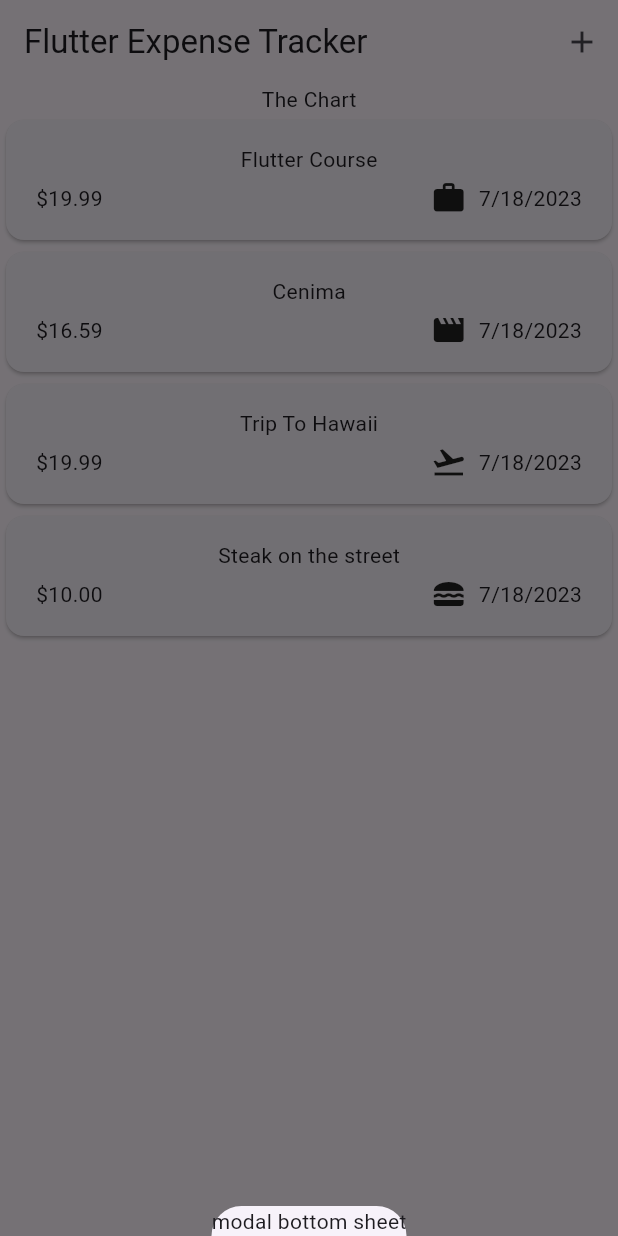
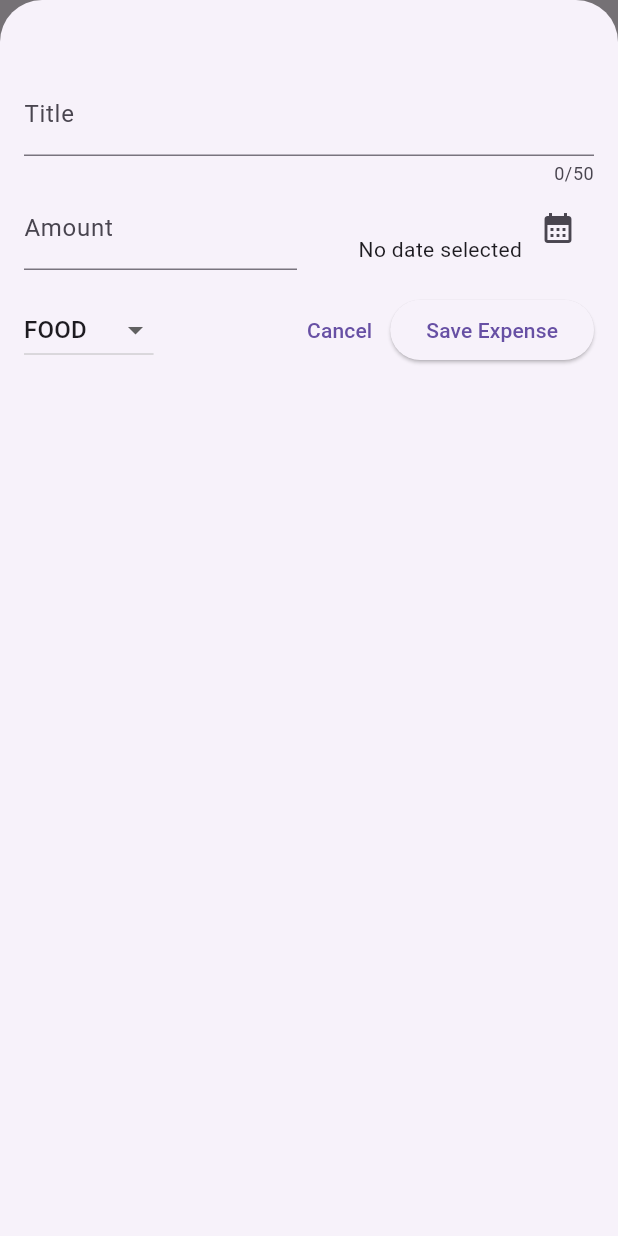
Before and after one commit to minkhantko-0/expense-tracker, a Flutter app: the screen it shows after launch, after a tap on the "add" icon, on a phone screen of 412 x 824 dp. Run offline on Flutter 3.47's test engine with Material 2 defaults, Android fonts, the phone set to English and light mode, and no system bars.

Commit message:
basic features finished with the graph and theming left

```diff
--- a/lib/widgets/expenses.dart
+++ b/lib/widgets/expenses.dart
@@ -1,4 +1,5 @@
 import 'package:expense_tracker/widgets/expenses_list/expenses_list.dart';
+import 'package:expense_tracker/widgets/new_expense.dart';
 import 'package:flutter/material.dart';
 
 import '../models/expense.dart';
@@ -42,13 +43,67 @@ class _ExpensesState extends State<Expenses> {
 
   void _openAddExpenseOverlay() {
     showModalBottomSheet(
+      isScrollControlled: true,
       context: context,
-      builder: (modalCtx) => const Text('modal bottom sheet'),
-      );
+      builder: (modalCtx) => NewExpense(
+        saveNewExpense: (Expense expense) {
+          _addExpense(expense);
+        },
+      ),
+    );
+  }
+
+  void _addExpense(Expense expense) {
+    setState(() {
+      _registeredExpenses.add(expense);
+    });
+    Navigator.pop(context);
+  }
+
+  void _removeExpense(Expense expense) {
+    final epenseIndex = _registeredExpenses.indexOf(
+      expense,
+    ); // we need to get the index before we remove it from the list
+    setState(() {
+      _registeredExpenses.remove(expense);
+    });
+
+    ScaffoldMessenger.of(context).clearSnackBars();
+    ScaffoldMessenger.of(context).showSnackBar(
+      SnackBar(
+        duration: const Duration(seconds: 3),
+        content: const Text(
+          'Expense removed.',
+          // textAlign: TextAlign.center,
+        ),
+        action: SnackBarAction(
+          label: 'Undo',
+          onPressed: () {
+            setState(() {
+              _registeredExpenses.insert(
+                epenseIndex,
+                expense,
+              );
+            });
+          },
+        ),
+      ),
+    );
   }
 
   @override
   Widget build(BuildContext context) {
+    Widget mainContent = const Center(
+      child: Text('No expenses found! You can add some.'),
+    );
+
+    if (_registeredExpenses.isNotEmpty) {
+      mainContent = ExpensesList(
+        expenses: _registeredExpenses,
+        remove: _removeExpense,
+      );
+    }
+
     return Scaffold(
       appBar: AppBar(
           title: const Text(
@@ -63,7 +118,7 @@ class _ExpensesState extends State<Expenses> {
       body: Column(
         children: [
           const Text('The Chart'),
-          Expanded(child: ExpensesList(expenses: _registeredExpenses)),
+          Expanded(child: mainContent),
         ],
       ),
     );
--- a/lib/widgets/expenses_list/expenses_list.dart
+++ b/lib/widgets/expenses_list/expenses_list.dart
@@ -4,15 +4,21 @@ import 'package:flutter/material.dart';
 import '../../models/expense.dart';
 
 class ExpensesList extends StatelessWidget {
-  const ExpensesList({super.key, required this.expenses});
+  const ExpensesList({super.key, required this.expenses, required this.remove});
 
   final List<Expense> expenses;
+
+  final void Function(Expense expense) remove;
 
   @override
   Widget build(context) {
     return ListView.builder(
       itemCount: expenses.length,
-      itemBuilder: (context, index) => ExpenseItem(expenses[index]),
+      itemBuilder: (context, index) => Dismissible(
+        onDismissed: (direction) => remove(expenses[index]),
+        key: ValueKey(expenses[index]),
+        child: ExpenseItem(expenses[index]),
+      ),
     );
   }
 }
--- /dev/null
+++ b/lib/widgets/new_expense.dart
@@ -0,0 +1,166 @@
+import 'package:flutter/material.dart';
+
+import 'package:intl/intl.dart';
+
+import '../models/expense.dart';
+
+final formatter = DateFormat.yMd();
+
+class NewExpense extends StatefulWidget {
+  const NewExpense({required this.saveNewExpense, super.key});
+
+  final void Function(Expense) saveNewExpense;
+
+  @override
+  State<StatefulWidget> createState() {
+    return _NewExpense();
+  }
+}
+
+class _NewExpense extends State<NewExpense> {
+  final _titleController = TextEditingController();
+  final _amountController = TextEditingController();
+  DateTime? _selectedDate;
+  Category _selectedCategory = Category.food;
+
+  void _presentDatePicker() async {
+    final now = DateTime.now();
+    final firstDate = DateTime(now.year - 1, now.month, now.day);
+    final pickedDate = await showDatePicker(
+      context: context,
+      initialDate: now,
+      firstDate: firstDate,
+      lastDate: now,
+    );
+    setState(() {
+      _selectedDate = pickedDate;
+    });
+  }
+
+  void _submitExpenseData() {
+    final enteredAmount = double.tryParse(_amountController.text);
+    final amountIsInvalid = enteredAmount == null || enteredAmount < 0;
+
+    if (_titleController.text.trim().isEmpty ||
+        amountIsInvalid ||
+        _selectedDate == null) {
+      showDialog(
+        context: context,
+        builder: (context) => AlertDialog(
+          title: const Text('Invalid Input'),
+          content: const Text(
+              'Please make sure a valid title, amount, date and category was entered.'),
+          actions: [
+            TextButton(
+                onPressed: () {
+                  Navigator.pop(context);
+                },
+                child: const Text('Okay'))
+          ],
+        ),
+      );
+      return;
+    }
+
+    widget.saveNewExpense(
+      Expense(
+        amount: enteredAmount,
+        title: _titleController.text,
+        date: _selectedDate!,
+        category: _selectedCategory,
+      ),
+    );
+  }
+
+  @override
+  void dispose() {
+    _titleController.dispose();
+    _amountController.dispose();
+    super.dispose();
+  }
+
+  @override
+  Widget build(BuildContext context) {
+    return Padding(
+      padding: const EdgeInsets.fromLTRB(16, 48, 16, 16),
+      child: Column(
+        children: [
+          TextField(
+            controller: _titleController,
+            maxLength: 50,
+            decoration: const InputDecoration(
+              label: Text('Title'),
+            ),
+          ),
+          Row(
+            children: [
+              Expanded(
+                child: TextField(
+                  controller: _amountController,
+                  keyboardType: TextInputType.number,
+                  decoration: const InputDecoration(
+                    prefixText: '\$ ',
+                    label: Text('Amount'),
+                  ),
+                ),
+              ),
+              const SizedBox(width: 16),
+              Expanded(
+                child: Row(
+                  mainAxisAlignment: MainAxisAlignment.end,
+                  crossAxisAlignment: CrossAxisAlignment.end,
+                  children: [
+                    Text(
+                      _selectedDate == null
+                          ? 'No date selected'
+                          : formatter.format(_selectedDate!),
+                    ),
+                    IconButton(
+                      onPressed: _presentDatePicker,
+                      icon: const Icon(Icons.calendar_month),
+                    )
+                  ],
+                ),
+              ),
+            ],
+          ),
+          const SizedBox(height: 16),
+          Row(
+            children: [
+              DropdownButton(
+                value: _selectedCategory,
+                items: Category.values
+                    .map(
+                      (category) => DropdownMenuItem(
+                        value: category,
+                        child: Text(
+                          category.name.toUpperCase(),
+                        ),
+                      ),
+                    )
+                    .toList(),
+                onChanged: (value) {
+                  if (value == null) return;
+                  setState(() {
+                    _selectedCategory = value;
+                  });
+                },
+              ),
+              const Spacer(),
+              TextButton(
+                onPressed: () {
+                  Navigator.pop(context);
+                },
+                child: const Text('Cancel'),
+              ),
+              ElevatedButton(
+                onPressed: _submitExpenseData,
+                child: const Text('Save Expense'),
+              ),
+            ],
+          )
+        ],
+      ),
+    );
+  }
+}
```
Also changed, not shown: 1 other file.
